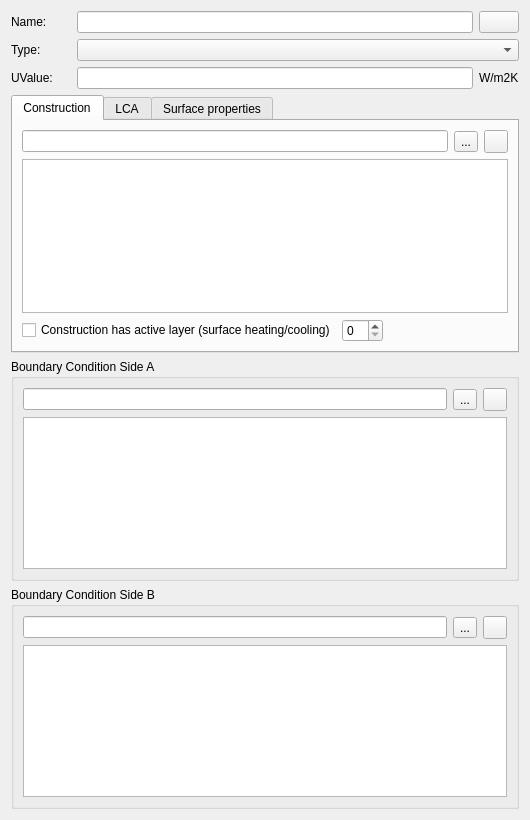
Above: SIM-VICUS/src/SVDBComponentEditWidget.ui from ghorwin/SIM-VICUS before the change. Below: the same form after it.
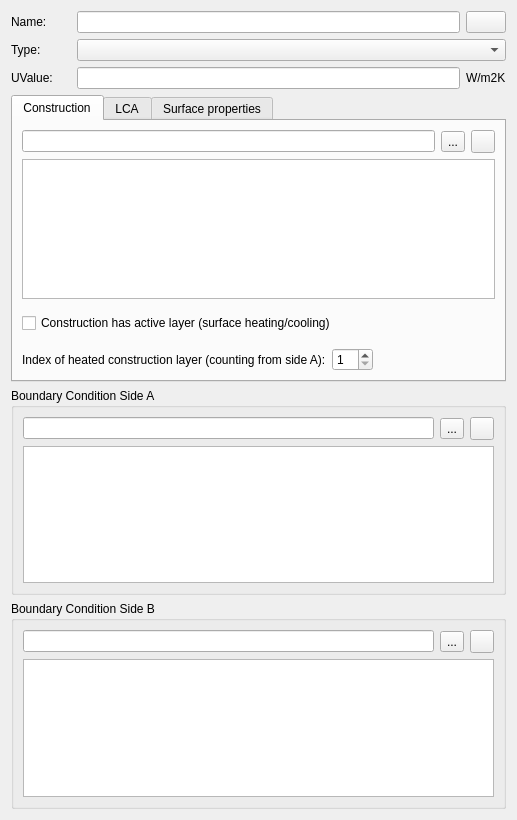
That is the form after the change. Icons and pictures are not drawn. Custom widgets are drawn as their Qt base class.

Commit message: Added info about layer index (1-based indexing), fixes #413

Diff of the .ui file:
```diff
--- a/SIM-VICUS/src/SVDBComponentEditWidget.ui
+++ b/SIM-VICUS/src/SVDBComponentEditWidget.ui
@@ -6,7 +6,7 @@
    <rect>
     <x>0</x>
     <y>0</y>
-    <width>530</width>
+    <width>517</width>
     <height>820</height>
    </rect>
   </property>
@@ -124,7 +124,7 @@
         <widget class="QGraphicsView" name="graphicsViewConstruction"/>
        </item>
        <item row="2" column="0" colspan="3">
-        <layout class="QHBoxLayout" name="horizontalLayout">
+        <layout class="QHBoxLayout" name="horizontalLayout_2">
          <item>
           <widget class="QCheckBox" name="checkBoxActiveLayerEnabled">
            <property name="text">
@@ -132,9 +132,6 @@
            </property>
           </widget>
          </item>
-         <item>
-          <widget class="QSpinBox" name="spinBoxActiveLayerIndex"/>
-         </item>
          <item>
           <spacer name="horizontalSpacer">
            <property name="orientation">
@@ -142,7 +139,38 @@
            </property>
            <property name="sizeHint" stdset="0">
             <size>
-             <width>0</width>
+             <width>75</width>
+             <height>37</height>
+            </size>
+           </property>
+          </spacer>
+         </item>
+        </layout>
+       </item>
+       <item row="3" column="0" colspan="3">
+        <layout class="QHBoxLayout" name="horizontalLayout">
+         <item>
+          <widget class="QLabel" name="labelSurfaceHeatingIndex">
+           <property name="text">
+            <string>Index of heated construction layer (counting from side A):</string>
+           </property>
+          </widget>
+         </item>
+         <item>
+          <widget class="QSpinBox" name="spinBoxActiveLayerIndex">
+           <property name="minimum">
+            <number>1</number>
+           </property>
+          </widget>
+         </item>
+         <item>
+          <spacer name="horizontalSpacer_3">
+           <property name="orientation">
+            <enum>Qt::Horizontal</enum>
+           </property>
+           <property name="sizeHint" stdset="0">
+            <size>
+             <width>13</width>
              <height>20</height>
             </size>
            </property>
```
Left out of the diff: 20 changed lines with no effect on the pictures. The commit also changes 1 other file.
